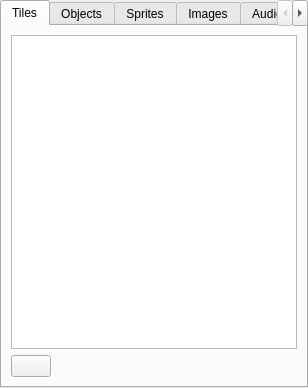
The window that ResourceTab/ResourceTab.ui (Preece/TGL) describes before a commit, drawn with Qt 5.
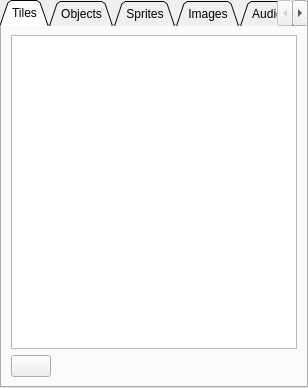
The same window after the commit. The open tabs and pages were chosen to show the change. Icons and pictures are not drawn.

What changed in the file:
```diff
--- a/ResourceTab/ResourceTab.ui
+++ b/ResourceTab/ResourceTab.ui
@@ -35,7 +35,7 @@
    <enum>QTabWidget::North</enum>
   </property>
   <property name="tabShape">
-   <enum>QTabWidget::Rounded</enum>
+   <enum>QTabWidget::Triangular</enum>
   </property>
   <property name="currentIndex">
    <number>2</number>
```
Left out of the diff: 8 changed lines with no effect on the pictures.
